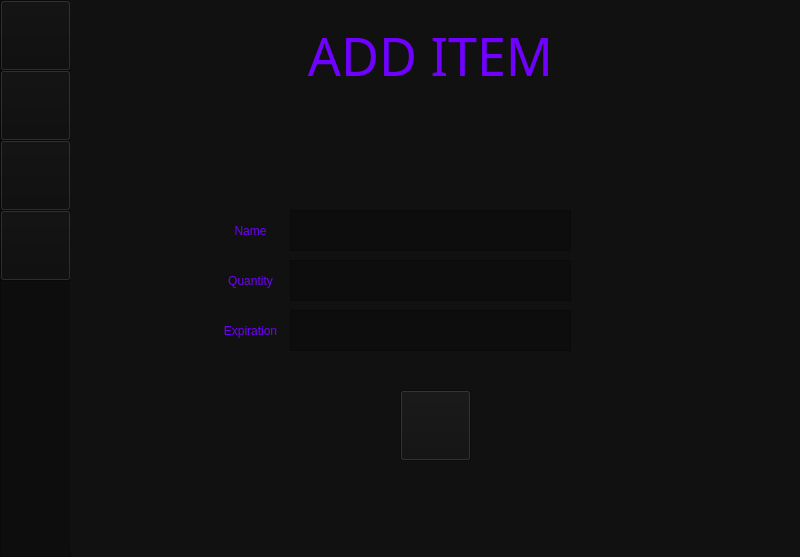
Above: KitchenAppGUI.ui from ybharatu/KitchenAssistant before the change. Below: the same form after it.
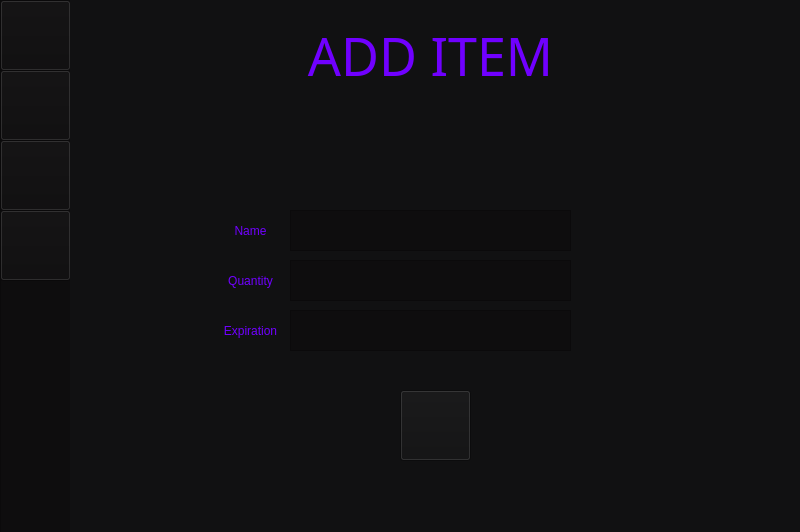
That is the form after the change. The open tabs and pages were chosen to show the change. Icons and pictures are not drawn.

Commit message: Buttons work now

```diff
--- a/KitchenAppGUI.ui
+++ b/KitchenAppGUI.ui
@@ -7,7 +7,7 @@
     <x>0</x>
     <y>0</y>
     <width>800</width>
-    <height>557</height>
+    <height>532</height>
    </rect>
   </property>
   <property name="windowTitle">
```
Left out of the diff: 32 changed lines with no effect on the pictures. The commit also changes 2 other files.
